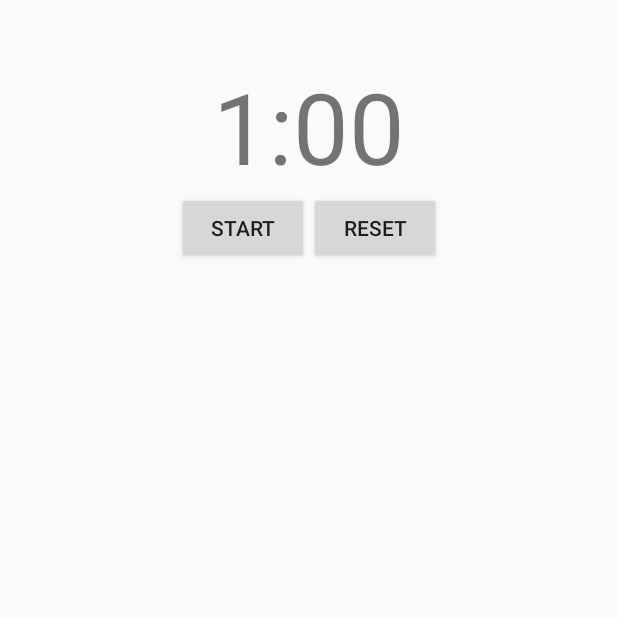
After one commit to MishelK/Workout-Tracker, an Android app: the WorkoutScreen screen opened directly, with no data from a screen before it, on a phone screen of 412 x 824 dp, the top half of it. The commit adds this screen. Run offline under Robolectric (Android 15) with nearby library versions, the light colour scheme and no system bars.

Commit message:
Timer Implemented
- Created a timer on the WorkoutScreen that has a functional Start/Stop button and a reset button
- Reset button will not be grayed out and unclickable while timer is running

```diff
--- a/app/src/main/java/com/example/workouttracker/Activities/EditWorkoutActivity.java
+++ b/app/src/main/java/com/example/workoutTracker/Activities/EditWorkoutActivity.java
@@ -1,4 +1,4 @@
-package com.example.workouttracker.Activities;
+package com.example.workoutTracker.Activities;
 
 import android.app.Dialog;
 import android.content.Context;
@@ -19,8 +19,8 @@ import android.widget.Toast;
 import androidx.annotation.Nullable;
 import androidx.appcompat.app.AppCompatActivity;
 
-import com.example.workouttracker.Classes.DatabaseHelper;
-import com.example.workouttracker.R;
+import com.example.workoutTracker.Classes.DatabaseHelper;
+import com.example.workoutTracker.R;
 
 import java.util.Objects;
 
--- a/app/src/main/java/com/example/workouttracker/Activities/MainActivity.java
+++ b/app/src/main/java/com/example/workoutTracker/Activities/MainActivity.java
@@ -1,4 +1,4 @@
-package com.example.workouttracker.Activities;
+package com.example.workoutTracker.Activities;
 
 import androidx.appcompat.app.AppCompatActivity;
 
@@ -7,7 +7,7 @@ import android.os.Bundle;
 import android.view.View;
 import android.widget.Button;
 
-import com.example.workouttracker.R;
+import com.example.workoutTracker.R;
 
 public class MainActivity extends AppCompatActivity {
 
--- a/app/src/main/java/com/example/workouttracker/Activities/SettingsActivity.java
+++ b/app/src/main/java/com/example/workoutTracker/Activities/SettingsActivity.java
@@ -1,4 +1,4 @@
-package com.example.workouttracker.Activities;
+package com.example.workoutTracker.Activities;
 
 import android.content.Intent;
 import android.database.Cursor;
@@ -12,8 +12,8 @@ import androidx.annotation.Nullable;
 import androidx.appcompat.app.AlertDialog;
 import androidx.appcompat.app.AppCompatActivity;
 
-import com.example.workouttracker.Classes.DatabaseHelper;
-import com.example.workouttracker.R;
+import com.example.workoutTracker.Classes.DatabaseHelper;
+import com.example.workoutTracker.R;
 
 public class SettingsActivity extends AppCompatActivity {
 
--- a/app/src/main/java/com/example/workouttracker/Activities/TrackWorkoutActivity.java
+++ b/app/src/main/java/com/example/workoutTracker/Activities/TrackWorkoutActivity.java
@@ -1,4 +1,4 @@
-package com.example.workouttracker.Activities;
+package com.example.workoutTracker.Activities;
 
 import android.content.Intent;
 import android.os.Bundle;
@@ -8,7 +8,7 @@ import android.widget.Button;
 import androidx.annotation.Nullable;
 import androidx.appcompat.app.AppCompatActivity;
 
-import com.example.workouttracker.R;
+import com.example.workoutTracker.R;
 
 public class TrackWorkoutActivity extends AppCompatActivity {
 
--- a/app/src/main/java/com/example/workouttracker/Activities/WorkoutInfoActivity.java
+++ b/app/src/main/java/com/example/workoutTracker/Activities/WorkoutInfoActivity.java
@@ -1,4 +1,4 @@
-package com.example.workouttracker.Activities;
+package com.example.workoutTracker.Activities;
 
 import android.app.Dialog;
 import android.content.Context;
@@ -19,8 +19,8 @@ import android.widget.Toast;
 import androidx.annotation.Nullable;
 import androidx.appcompat.app.AppCompatActivity;
 
-import com.example.workouttracker.Classes.DatabaseHelper;
-import com.example.workouttracker.R;
+import com.example.workoutTracker.Classes.DatabaseHelper;
+import com.example.workoutTracker.R;
 
 import java.util.Objects;
 
--- /dev/null
+++ b/app/src/main/java/com/example/workoutTracker/Activities/WorkoutScreen.java
@@ -0,0 +1,133 @@
+package com.example.workoutTracker.Activities;
+
+import android.graphics.Color;
+import android.os.Bundle;
+import android.os.CountDownTimer;
+import android.view.View;
+import android.widget.Button;
+import android.widget.TextView;
+
+import androidx.annotation.Nullable;
+import androidx.appcompat.app.AppCompatActivity;
+
+import com.example.workoutTracker.R;
+
+public class WorkoutScreen extends AppCompatActivity {
+
+    TextView countdownText;
+    Button btnCountdownStartPause, btnCountdownReset;
+
+    CountDownTimer countDownTimer;
+    long startTimeInMillis = 60000; // 1 Min
+    long timeLeftInMillis = 60000;
+
+    boolean timerRunning, timerReset = false;
+
+    @Override
+    protected void onCreate(@Nullable Bundle savedInstanceState) {
+        super.onCreate(savedInstanceState);
+        setContentView(R.layout.activity_workoutscreen);
+
+        countdownText = findViewById(R.id.tv_timer);
+        btnCountdownStartPause = findViewById(R.id.btn_timer_startPause);
+        btnCountdownReset = findViewById(R.id.btn_timer_reset);
+        timerReset = true;
+
+        updateTimer(); // Setting the initial time left on the timer
+
+        btnCountdownStartPause.setOnClickListener(new View.OnClickListener() {
+            @Override
+            public void onClick(View v) {
+                startStop();
+            }
+        });
+
+        btnCountdownReset.setOnClickListener(new View.OnClickListener() {
+            @Override
+            public void onClick(View v) {
+                if(!timerRunning)
+                    resetTimer();
+            }
+        });
+
+
+    }
+
+    public void startStop() {
+
+        if(timerRunning) {
+            stopTimer();
+        }
+        else {
+            startTimer();
+        }
+    }
+
+    public void startTimer(){
+
+        if(timerReset)
+            countDownTimer = new CountDownTimer(startTimeInMillis, 1000) { // countDownInterval is every second, so onTick will be called every second
+                @Override
+                public void onTick(long millisUntilFinished) {
+                    timeLeftInMillis = millisUntilFinished;
+                    updateTimer(); // Will update the timer TextView
+                }
+
+                @Override
+                public void onFinish() {
+                }
+            }.start();
+
+        else
+            countDownTimer = new CountDownTimer(timeLeftInMillis, 1000) { // countDownInterval is every second, so onTick will be called every second
+                @Override
+                public void onTick(long millisUntilFinished) {
+                    timeLeftInMillis = millisUntilFinished;
+                    updateTimer(); // Will update the timer TextView
+                }
+
+                @Override
+                public void onFinish() {
+                }
+            }.start();
+
+        btnCountdownStartPause.setText(R.string.btn_txt_pause);
+        timerRunning = true;
+        timerReset = false;
+
+        btnCountdownReset.setClickable(false);
+        btnCountdownReset.setTextColor(Color.GRAY);
+    }
+
+    public void stopTimer(){
+
+        countDownTimer.cancel();
+        timerRunning = false;
+        btnCountdownStartPause.setText(R.string.btn_txt_start);
+
+        btnCountdownReset.setClickable(true);
+        btnCountdownReset.setTextColor(Color.BLACK);
+    }
+
+    public void resetTimer() {
+
+        timeLeftInMillis = startTimeInMillis;
+        updateTimer();
+        timerReset = true;
+    }
+
+    public void updateTimer() {
+
+        int minutes = (int) timeLeftInMillis / 60000;
+        int seconds = (int) timeLeftInMillis % 60000 / 1000; // after performing % and removing time left in minutes we divide by 1000 to we have the number of seconds left
+
+        String timeLeftText;
+        timeLeftText = "" + minutes;
+        timeLeftText += ":";
+        if (seconds < 10) timeLeftText += "0";
+        timeLeftText += seconds;
+
+        countdownText.setText(timeLeftText);
+    }
+
+}
--- a/app/src/main/java/com/example/workouttracker/Classes/DatabaseHelper.java
+++ b/app/src/main/java/com/example/workoutTracker/Classes/DatabaseHelper.java
@@ -1,4 +1,4 @@
-package com.example.workouttracker.Classes;
+package com.example.workoutTracker.Classes;
 
 import android.content.ContentValues;
 import android.content.Context;
--- a/app/src/main/java/com/example/workouttracker/Classes/Drill.java
+++ b/app/src/main/java/com/example/workoutTracker/Classes/Drill.java
@@ -1,4 +1,4 @@
-package com.example.workouttracker.Classes;
+package com.example.workoutTracker.Classes;
 
 public class Drill {
 
--- a/app/src/main/java/com/example/workouttracker/Classes/Workout.java
+++ b/app/src/main/java/com/example/workoutTracker/Classes/Workout.java
@@ -1,4 +1,4 @@
-package com.example.workouttracker.Classes;
+package com.example.workoutTracker.Classes;
 
 import java.util.LinkedList;
 
--- /dev/null
+++ b/app/src/main/res/layout/activity_workoutscreen.xml
@@ -0,0 +1,38 @@
+<?xml version="1.0" encoding="utf-8"?>
+<RelativeLayout
+    xmlns:android="http://schemas.android.com/apk/res/android" android:layout_width="match_parent"
+    android:layout_height="match_parent"
+    android:orientation="vertical">
+
+    <TextView
+        android:id="@+id/tv_timer"
+        android:layout_width="wrap_content"
+        android:layout_height="wrap_content"
+        android:textSize="66sp"
+        android:layout_centerHorizontal="true"
+        android:layout_marginTop="40dp"/>
+
+    <RelativeLayout
+        android:layout_width="match_parent"
+        android:layout_height="wrap_content"
+        android:layout_below="@id/tv_timer"
+        android:layout_marginHorizontal="32dp"
+        android:gravity="center">
+
+        <Button
+            android:id="@+id/btn_timer_startPause"
+            android:layout_width="wrap_content"
+            android:layout_height="wrap_content"
+            android:text="@string/btn_txt_start" />
+
+        <Button
+            android:id="@+id/btn_timer_reset"
+            android:layout_width="wrap_content"
+            android:layout_height="wrap_content"
+            android:text="@string/btn_txt_reset"
+            android:layout_toEndOf="@id/btn_timer_startPause"/>
+
+    </RelativeLayout>
+
+
+</RelativeLayout>
--- a/app/src/main/res/values/strings.xml
+++ b/app/src/main/res/values/strings.xml
@@ -23,4 +23,7 @@
     <string name="btn_txt_cancel">Cancel</string>
     <string name="tv_txt_drill_name">Drill Name</string>
     <string name="tv_txt_select_workout">Select Your Workout</string>
+    <string name="btn_txt_start">Start</string>
+    <string name="btn_txt_pause">Pause</string>
+    <string name="btn_txt_reset">Reset</string>
 </resources>
```
Also changed, not shown: app/src/main/AndroidManifest.xml (+8 -7 lines), app/src/main/java/com/example/workoutTracker/Activities/BeginWorkoutActivity.java (renamed from app/src/main/java/com/example/workouttracker/Activities/BeginWorkoutActivity.java, +9 -6 lines), 5 other files.
